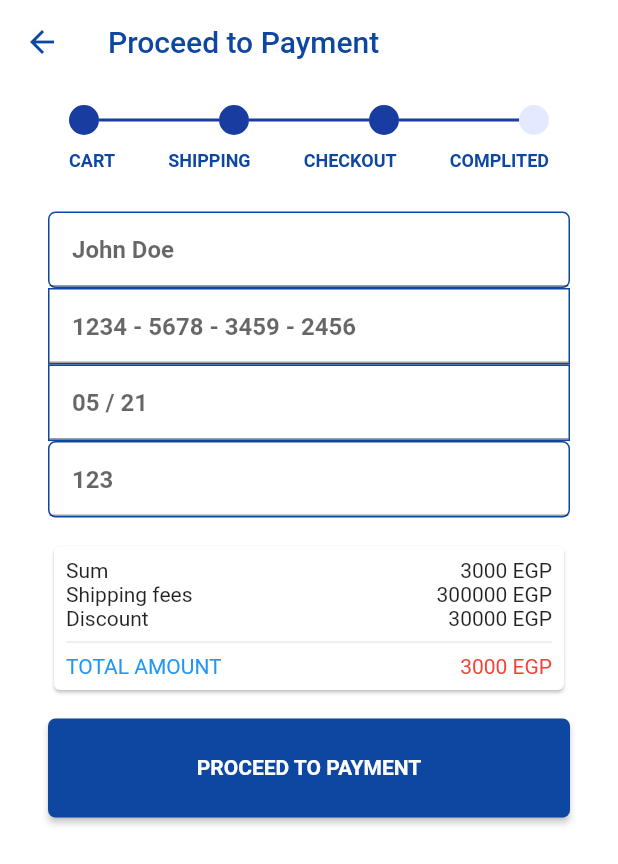
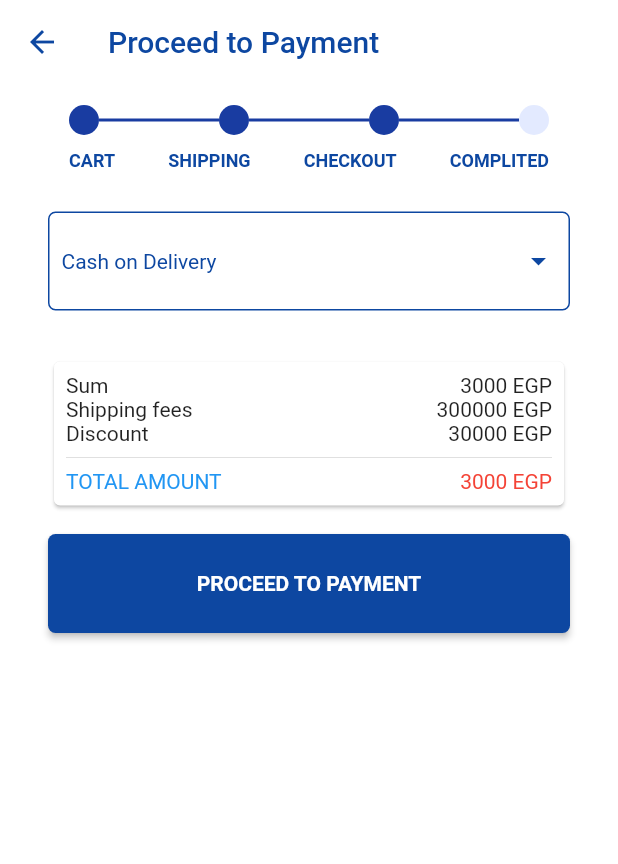
Before and after one commit to ahmedkotb3/AllFlutter, a Flutter app: the Payment screen opened directly, on a phone screen of 412 x 824 dp. Shown: the top 864 px of the screen. Run offline on Flutter 3.47's test engine with Material 2 defaults, Android fonts, the phone set to English and light mode, and no system bars; our stand-ins replace carousel_pro, country_code_picker, device_info, flutter_signin_button, google_sign_in, image_picker and 3 more; missing offline and left inert: flutter_country_picker, flutter_facebook_login; accounts and stored records are empty; network calls fail.

Commit message:
Ahmed 17/9

```diff
--- a/lib/Screens/checkout.dart
+++ b/lib/Screens/checkout.dart
@@ -3,8 +3,14 @@ import 'package:big/Screens/payment.dart';
 import 'package:big/Screens/submittedPage.dart';
 import 'package:big/componets/appBar.dart';
 import 'package:flutter/material.dart';
+import 'package:flutter_country_picker/flutter_country_picker.dart';
 
 class Checkout extends StatefulWidget {
+  TextEditingController address;
+  Country country;
+  TextEditingController landmark;
+  TextEditingController zip;
+  Checkout(this.address, this.country, this.landmark, this.zip);
   CheckoutState createState() => CheckoutState();
 }
 
@@ -39,7 +45,9 @@ class CheckoutState extends State<Checkout> {
                         Text('johndoe@example.com'),
                         Text('01270089499'),
                         Text(
-                            '236 - xyz st, San Francisco, CA \n Alexandria ,Egypt.')
+                            'Address: ${widget.address.text} ${widget.country.name}'),
+                        Text('Landmark: ${widget.landmark.text}'),
+                        Text('Zip: ${widget.zip.text}')
                       ],
                     ),
                   ),
--- a/lib/Screens/payment.dart
+++ b/lib/Screens/payment.dart
@@ -23,6 +23,7 @@ class _PaymentState extends State<Payment> {
   String democardno = "1234 - 5678 - 3459 - 2456";
   String demoexpiryDate = "05 / 21";
   String democvv = "123";
+  String dropdownValue = 'Cash on Delivery';
 
   @override
   Widget build(BuildContext context) {
@@ -31,18 +32,71 @@ class _PaymentState extends State<Payment> {
         appBar: Mybar("Proceed to Payment", false),
         body: SingleChildScrollView(
           child: Padding(
-            padding: EdgeInsets.only(right:32.0,left:32.0,bottom:32.0),
+            padding: EdgeInsets.only(right: 32.0, left: 32.0, bottom: 32.0),
             child: Column(children: <Widget>[
               CustomProgressBar(4),
               SizedBox(height: 15.0),
-              buildTextForm(cardNameController, demoname, "CARDHOLDER NAME",
-                  null, TextInputType.text),
-              buildTextForm(cardNoController, democardno, "CARD NUMBER", null,
-                  TextInputType.text, false, false),
-              buildTextForm(expiresDataController, demoexpiryDate,
-                  "EXPIRE DATE", null, TextInputType.datetime, true, false),
-              buildTextForm(cvvController, democvv, "CVV", null,
-                  TextInputType.number, true),
+              Container(
+                decoration: BoxDecoration(
+                    border: Border.all(color: DataProvider().primary),
+                    borderRadius: BorderRadius.circular(5.0)),
+                width: double.infinity,
+                child: DropdownButtonHideUnderline(
+                  child: Padding(
+                    padding: const EdgeInsets.all(8.0),
+                    child: DropdownButton<String>(
+                      value: dropdownValue,
+                      icon: Icon(
+                        Icons.arrow_drop_down,
+                        color: DataProvider().primary,
+                      ),
+                      iconSize: 24,
+                      elevation: 16,
+                      style: TextStyle(color: DataProvider().primary),
+                      // underline: Container(
+                      //   height: 2,
+                      //   color: DataProvider().primary,
+                      // ),
+                      onChanged: (String newValue) {
+                        setState(() {
+                          dropdownValue = newValue;
+                        });
+                      },
+                      items: <String>[
+                        'Cash on Delivery',
+                        'Credit or Debit Card',
+                      ].map<DropdownMenuItem<String>>((String value) {
+                        return DropdownMenuItem<String>(
+                          value: value,
+                          child: Text(value),
+                        );
+                      }).toList(),
+                    ),
+                  ),
+                ),
+              ),
+              SizedBox(height: 15.0),
+              dropdownValue == "Credit or Debit Card"
+                  ? Column(children: <Widget>[
+                      buildTextForm(cardNameController, demoname,
+                          "CARDHOLDER NAME", null, TextInputType.text),
+                      buildTextForm(cardNoController, democardno, "CARD NUMBER",
+                          null, TextInputType.text, false, false),
+                      buildTextForm(
+                          expiresDataController,
+                          demoexpiryDate,
+                          "EXPIRE DATE",
+                          null,
+                          TextInputType.datetime,
+                          false,
+                          false,
+                          1,
+                          true,
+                          5),
+                      buildTextForm(cvvController, democvv, "CVV", null,
+                          TextInputType.number, true, true, 1, true, 3),
+                    ])
+                  : Container(),
               SizedBox(height: 15.0),
               Container(
                 width: MediaQuery.of(context).size.width,
--- a/lib/Screens/shipping.dart
+++ b/lib/Screens/shipping.dart
@@ -65,7 +65,7 @@ class _ShippingState extends State<Shipping> {
                   null, TextInputType.text),
               SizedBox(height: hieghtAll),
               buildTextForm(zipController, demozip, "Zip code", null,
-                  TextInputType.number),
+                  TextInputType.text),
               SizedBox(height: hieghtAll),
               Container(
                   width: MediaQuery.of(context).size.width * .85,
@@ -83,7 +83,9 @@ class _ShippingState extends State<Shipping> {
                       Navigator.push(
                           context,
                           MaterialPageRoute(
-                              builder: (BuildContext context) => Checkout()));
+                              builder: (BuildContext context) => Checkout(
+                                addressController,_selected, landmarkController,zipController
+                              )));
                     },
                   ))
             ]),
--- a/lib/componets/buildTextForm.dart
+++ b/lib/componets/buildTextForm.dart
@@ -1,18 +1,25 @@
 import 'package:big/Providers/ColorsProvider.dart';
 import 'package:flutter/material.dart';
-Container buildTextForm(TextEditingController takeInput, String oldData,
-      [String sideText,
+import 'package:flutter/services.dart';
+
+Container buildTextForm(
+  TextEditingController takeInput,
+  String oldData, [
+  String sideText,
   Icon sideIcon,
   TextInputType mytype,
   bool secret = false,
   bool bordeRradius = true,
   int lines,
   bool Enabled = true,
+  int length,
 ]) {
   return new Container(
     decoration: BoxDecoration(
       border: Border.all(color: ColorProvider().primary),
-            borderRadius: bordeRradius ? BorderRadius.circular(5.0):BorderRadius.circular(0.0),
+      borderRadius: bordeRradius
+          ? BorderRadius.circular(5.0)
+          : BorderRadius.circular(0.0),
     ),
     child: TextFormField(
       enabled: Enabled,
@@ -25,8 +32,11 @@ Container buildTextForm(TextEditingController takeInput, String oldData,
       obscureText: secret,
       keyboardType: mytype,
       maxLines: lines,
+      inputFormatters: [
+        LengthLimitingTextInputFormatter(length)],
       controller: takeInput,
       style: TextStyle(
           fontWeight: FontWeight.bold, color: ColorProvider().primary),
     ),
-    );}
+  );
+}
```
Lines whose indentation alone changed are shown as unchanged.
